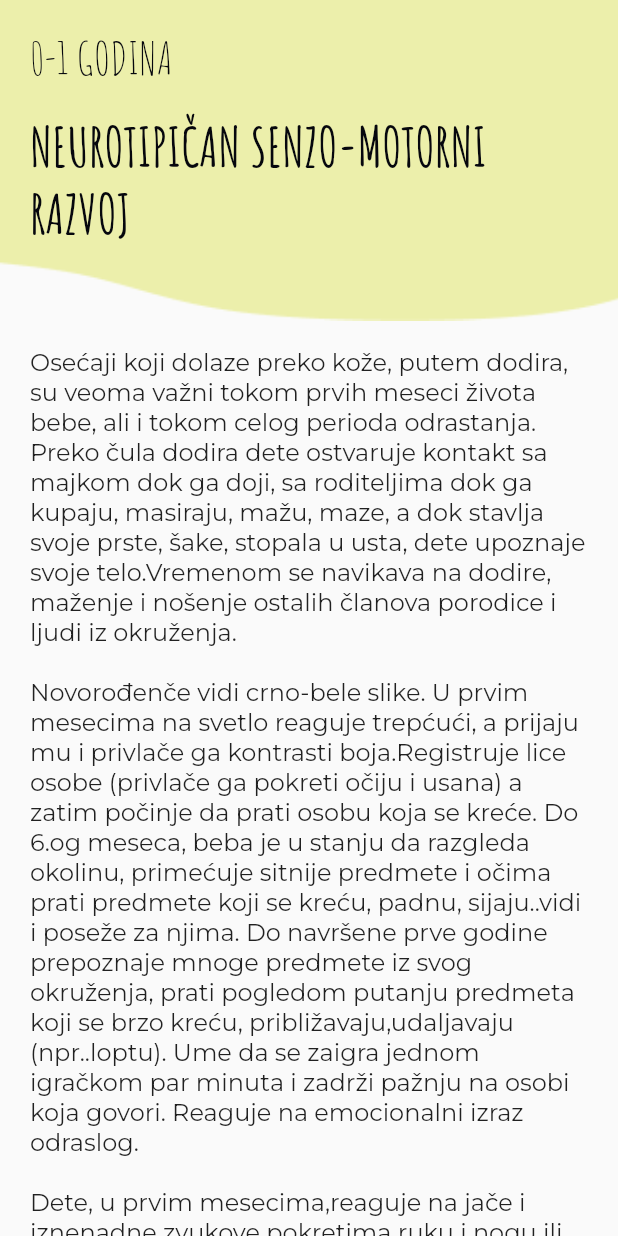
After one commit to vegaitsourcing/podsticarijum-app, a Flutter app: the CategoryDetailsScreen screen opened by its route, on a phone screen of 412 x 824 dp. The commit adds this screen. Run offline on Flutter 3.47's test engine with Material 2 defaults, Android fonts, the phone set to English and light mode, and no system bars; statements that could not run were skipped.

Commit message:
Created scrollable content widget

```diff
--- /dev/null
+++ b/lib/common/widgets/scrollable_content_widget.dart
@@ -0,0 +1,58 @@
+import 'package:flutter/material.dart';
+
+class ScrollableContentWidget extends StatelessWidget {
+  ScrollableContentWidget({
+    super.key,
+    required this.title,
+    required this.content,
+    this.subtitle,
+  });
+
+  String? subtitle;
+  final String title;
+  final String content;
+
+  int get backgroundOffset => subtitle != null ? 0 : -100;
+
+  @override
+  Widget build(BuildContext context) {
+    return Padding(
+      padding: const EdgeInsets.symmetric(horizontal: 20),
+      child: SingleChildScrollView(
+        child: Column(
+          crossAxisAlignment: CrossAxisAlignment.start,
+          children: [
+            const SizedBox(height: 20),
+            subtitle == null
+                ? const SizedBox(height: 0)
+                : Column(
+                    children: [
+                      Text(
+                        subtitle!,
+                        style: Theme.of(context)
+                            .textTheme
+                            .headline3
+                            ?.copyWith(color: const Color(0xFF06070D)),
+                      ),
+                      const SizedBox(height: 16),
+                    ],
+                  ),
+            Text(
+              title,
+              style: Theme.of(context)
+                  .textTheme
+                  .headline2
+                  ?.copyWith(color: const Color(0xFF06070D)),
+            ),
+            const SizedBox(height: 68),
+            Text(
+              content,
+              style: Theme.of(context).textTheme.bodyText1,
+            ),
+            const SizedBox(height: 35)
+          ],
+        ),
+      ),
+    );
+  }
+}
--- a/lib/main.dart
+++ b/lib/main.dart
@@ -1,5 +1,6 @@
 import 'package:app_for_family_backup/screens/about_us_screen/about_us_screen.dart';
 import 'package:app_for_family_backup/screens/ask_expert_screen/ask_expert_screen.dart';
+import 'package:app_for_family_backup/screens/category_details_screen/category_details_screen.dart';
 import 'package:app_for_family_backup/screens/clothing_donation_screen/clothing_donation_screen.dart';
 import 'package:app_for_family_backup/screens/experts_screen/experts_screen.dart';
 import 'package:app_for_family_backup/screens/introduction_screen/splash_screen.dart';
@@ -7,6 +8,8 @@ import 'package:app_for_family_backup/screens/introduction_screen/start_screen.d
 import 'package:app_for_family_backup/screens/login_screen/login_screen.dart';
 import 'package:app_for_family_backup/screens/register_screen/register_screen.dart';
 import 'package:flutter/material.dart';
+
+// TODO: Switch to relative imports
 
 void main() => runApp(MaterialApp(
       theme: ThemeData(
@@ -16,8 +19,8 @@ void main() => runApp(MaterialApp(
         textTheme: const TextTheme(
           headline1: TextStyle(fontSize: 72.0, fontWeight: FontWeight.bold),
           headline2: TextStyle(fontSize: 36.0, fontWeight: FontWeight.bold),
+          headline3: TextStyle(fontSize: 30.0),
           bodyText1: TextStyle(fontSize: 16.0, fontFamily: 'Montserrat'),
-          bodyText2: TextStyle(fontSize: 14.0),
         ),
       ),
       title: "App for family backup",
@@ -31,6 +34,7 @@ void main() => runApp(MaterialApp(
         ExpertsScreen.route: (context) => ExpertsScreen(),
         ClothingDonationScreen.route: (context) => ClothingDonationScreen(),
         SplashScreen.route: (context) => SplashScreen(),
-        StartScreen.route: (context) => StartScreen()
+        StartScreen.route: (context) => StartScreen(),
+        CategoryDetailsScreen.route: (context) => CategoryDetailsScreen(),
       },
     ));
--- a/lib/screens/about_us_screen/about_us_screen.dart
+++ b/lib/screens/about_us_screen/about_us_screen.dart
@@ -1,3 +1,4 @@
+import 'package:app_for_family_backup/common/widgets/scrollable_content_widget.dart';
 import 'package:flutter/material.dart';
 
 class AboutUsScreen extends StatelessWidget {
@@ -5,45 +6,18 @@ class AboutUsScreen extends StatelessWidget {
 
   const AboutUsScreen({super.key});
 
-  Widget buildScreenContent(BuildContext context) {
-    return Padding(
-      padding: const EdgeInsets.symmetric(horizontal: 20),
-      child: SingleChildScrollView(
-        child: Column(
-          crossAxisAlignment: CrossAxisAlignment.start,
-          children: [
-            const SizedBox(height: 20),
-            Text(
-              'O NAMA',
-              textAlign: TextAlign.start,
-              style: Theme.of(context)
-                  .textTheme
-                  .headline2
-                  ?.copyWith(color: const Color(0xFF06070D)),
-            ),
-            const SizedBox(height: 68),
-            Text(
-              _description,
-              style: Theme.of(context).textTheme.bodyText1,
-            ),
-            const SizedBox(height: 35)
-          ],
-        ),
-      ),
-    );
-  }
-
   @override
   Widget build(BuildContext context) {
     return SafeArea(
       child: Scaffold(
         body: Stack(
           children: [
+            // TODO: Remove fixed top offset
             Positioned(
               top: -100,
               child: Image.asset('images/about_us_bg.png', scale: 0.8),
             ),
-            buildScreenContent(context)
+            ScrollableContentWidget(title: 'O NAMA', content: _description)
           ],
         ),
       ),
--- /dev/null
+++ b/lib/screens/category_details_screen/category_details_screen.dart
@@ -0,0 +1,41 @@
+import 'package:app_for_family_backup/common/widgets/scrollable_content_widget.dart';
+import 'package:flutter/material.dart';
+
+class CategoryDetailsScreen extends StatelessWidget {
+  static String route = '/category-details';
+
+  const CategoryDetailsScreen({super.key});
+
+  @override
+  Widget build(BuildContext context) {
+    return SafeArea(
+      child: Scaffold(
+        body: Stack(
+          children: [
+            Positioned(
+              top: 0,
+              child: Image.asset('images/about_us_bg.png', scale: 0.8),
+            ),
+            ScrollableContentWidget(
+              title: 'NEUROTIPIČAN SENZO-MOTORNI RAZVOJ',
+              subtitle: '0-1 GODINA',
+              content: _description,
+            )
+          ],
+        ),
+      ),
+    );
+  }
+
+  static const _description =
+      """Osećaji koji dolaze preko kože, putem dodira, su veoma važni tokom prvih meseci života bebe, ali i tokom celog perioda odrastanja. Preko čula dodira dete ostvaruje kontakt sa majkom dok ga doji, sa roditeljima dok ga kupaju, masiraju, mažu, maze, a dok stavlja svoje prste, šake, stopala u usta, dete upoznaje svoje telo.Vremenom se navikava na dodire, maženje i nošenje ostalih članova porodice i ljudi iz okruženja.
+
+Novorođenče vidi crno-bele slike. U prvim mesecima na svetlo reaguje trepćući, a prijaju mu i privlače ga kontrasti boja.Registruje lice osobe (privlače ga pokreti očiju i usana) a zatim počinje da prati osobu koja se kreće. Do 6.og meseca, beba je u stanju da razgleda okolinu, primećuje sitnije predmete i očima prati predmete koji se kreću, padnu, sijaju..vidi i poseže za njima. Do navršene prve godine prepoznaje mnoge predmete iz svog okruženja, prati pogledom putanju predmeta koji se brzo kreću, približavaju,udaljavaju (npr..loptu). Ume da se zaigra jednom igračkom par minuta i zadrži pažnju na osobi koja govori. Reaguje na emocionalni izraz odraslog.
+
+Dete, u prvim mesecima,reaguje na jače i iznenadne zvukove pokretima ruku i nogu ili treptanjem. Smiruje se kada.mu se priča ujednačenim tonom ili kada sluša laganu muziku.Pokušavaće da odredi odakle dopire zvuk (okretanjem glave) i prepoznavaće ljudski glas (npr.reagovaće osmehom). Otprilike do 6og meseca već obraća pažnju na govor drugih i pokušava da reprodukuje(gugutanje, brbljanje),da namerno pomoću predmeta proizvodi zvukove.U narednom periodu počinje da reaguje na muzičke ritmove, pokretom(da cupka, klati se), da sluša i imitira zvukove iz okoline, pravilno lokalizuje izvor zvuka.
+Novorođenče ima veoma razvijeno čulo mirisa koje mu omogućava da prepozna miris svoje majke, njenog tela i njenog mleka(prema kom se okreće). Istražuje predmete mirišući ih.
+Ukoliko mu nešto mije po ukusu, menja izraz lica, okreće glavu i luči veću količinu pljuvačke.Jasno  stavlja do znanja koja mu hrana manje odnosno više prija.
+
+U prva 3,4 meseca, dete odiže glavu od podloge ležeći na trbuhu i u tom položaju se oslanja na podlaktice .Može da zadrži predmet koji mu je stavljen u ruku i da hvata 1predmet na dodir. Igra se i upoznaje sa svojim rukama. Do otprilike 6og meseca, manipuliše i trese predmet stavljen u ruku,ispituje predmete oralno (stavlja ih u usta). Ležeći na stomaku veći deo težine oslanja na ruke, prevrće se iz trbušnog u leđni položaj. Prinosi i ispituje stopala ustima. Polako počinje da sedi, po nekoliko sekundi, uz oslonac, dok glavu drži čvrsto. Počinje da puzi, može da lupa jednim predmetom o drugi, kažiprstom da gura predmete, uzima i svojevoljno pušta predmete,doseže i hvata predmet nadohvat ruke. Počinje samostalno da sedi.(7-9). Oko 1.godine samostalno stoji po nekoliko sekundi , hoda dok ga držite za ruke i menja položaje tela  da bi dohvatio predmete
+ """;
+}
```
